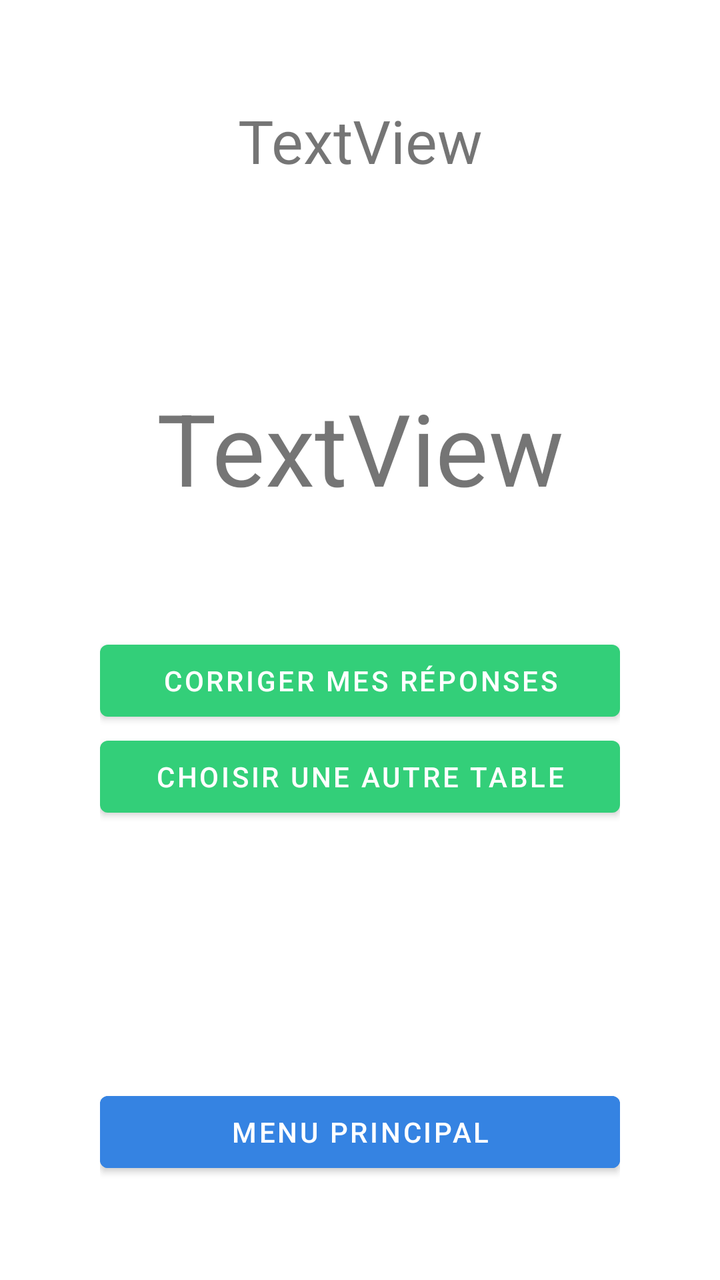
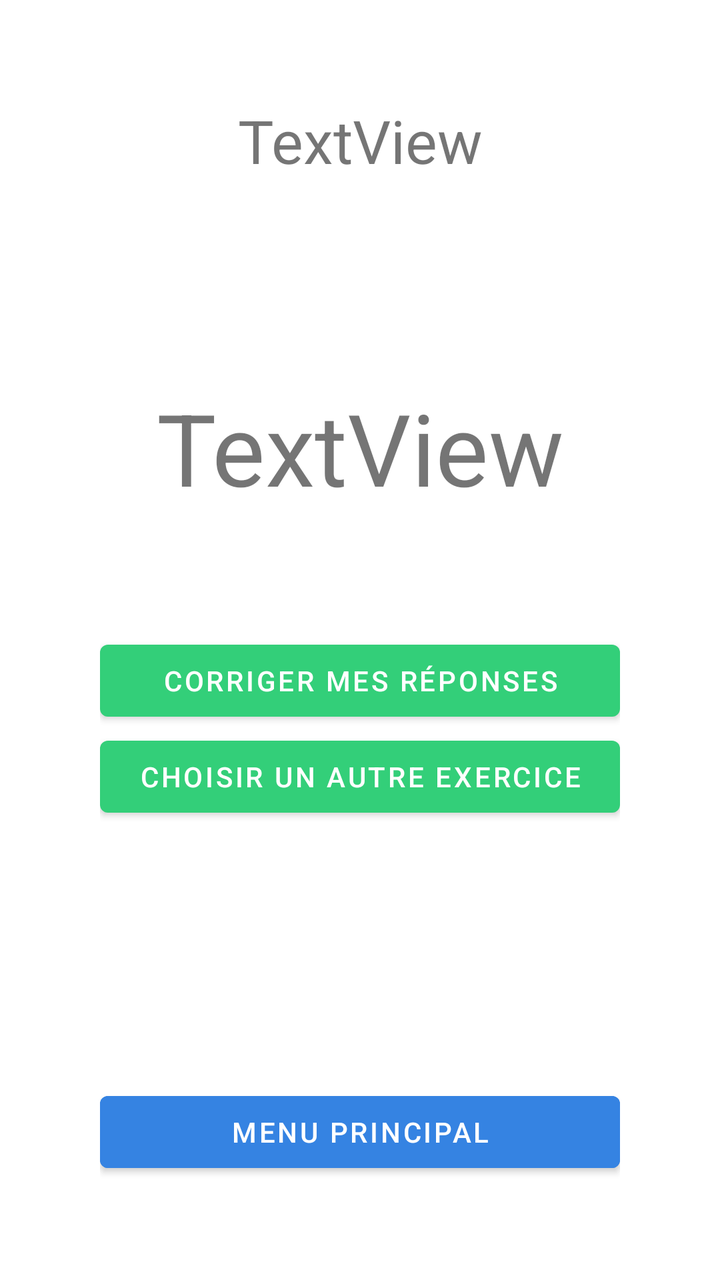

An Android layout rendered at two revisions. The XML below is the earlier revision; the diff shows what the commit changed to produce the second picture.
<!-- AndroidManifest.xml: application theme Theme.Lousticole -->
<!-- res/layout/result.xml -->
<?xml version="1.0" encoding="utf-8"?>
<androidx.constraintlayout.widget.ConstraintLayout xmlns:android="http://schemas.android.com/apk/res/android"
    xmlns:app="http://schemas.android.com/apk/res-auto"
    android:layout_width="match_parent"
    android:layout_height="match_parent"
    android:padding="50dp">

    <TextView
        android:id="@+id/result_first_textView"
        android:layout_width="wrap_content"
        android:layout_height="wrap_content"
        android:text="TextView"
        android:textSize="30sp"
        app:layout_constraintEnd_toEndOf="parent"
        app:layout_constraintStart_toStartOf="parent"
        app:layout_constraintTop_toTopOf="parent" />

    <TextView
        android:id="@+id/result_second_textView"
        android:layout_width="wrap_content"
        android:layout_height="wrap_content"
        android:layout_marginTop="100dp"
        android:textSize="50sp"
        android:text="TextView"
        app:layout_constraintEnd_toEndOf="parent"
        app:layout_constraintStart_toStartOf="parent"
        app:layout_constraintTop_toBottomOf="@+id/result_first_textView"
        />

    <Button
        android:id="@+id/result_correction_button"
        android:layout_width="match_parent"
        android:layout_height="wrap_content"
        android:text="Corriger mes réponses"
        app:layout_constraintBottom_toBottomOf="parent"
        app:layout_constraintEnd_toEndOf="parent"
        app:layout_constraintStart_toStartOf="parent"
        app:layout_constraintTop_toBottomOf="@+id/result_first_textView" />

    <Button
        android:id="@+id/result_other_button"
        android:layout_width="match_parent"
        android:layout_height="wrap_content"
        android:text="Choisir une autre table"
        app:layout_constraintEnd_toEndOf="parent"
        app:layout_constraintStart_toStartOf="parent"
        app:layout_constraintTop_toBottomOf="@+id/result_correction_button" />

    <Button
        android:id="@+id/result_retour_button"
        android:layout_width="match_parent"
        android:layout_height="wrap_content"
        android:backgroundTint="@color/blue"
        android:text="Menu principal"
        app:layout_constraintBottom_toBottomOf="parent"
        app:layout_constraintEnd_toEndOf="parent"
        app:layout_constraintStart_toStartOf="parent" />
</androidx.constraintlayout.widget.ConstraintLayout>
<!-- resources referenced by this layout -->
<resources>
  <color name="blue">#3583e2</color>
  <style name="Theme.Lousticole" parent="Theme.MaterialComponents.DayNight.NoActionBar">
          
          <item name="colorPrimary">@color/green</item>
          <item name="colorPrimaryVariant">@color/blue</item>
          <item name="colorOnPrimary">@color/white</item>
          
          <item name="colorSecondary">@color/blue</item>
          <item name="colorSecondaryVariant">@color/green</item>
          <item name="colorOnSecondary">@color/white</item>
          
          <item name="android:statusBarColor">@android:color/transparent</item>
          <item name="android:navigationBarColor">@android:color/transparent</item>
          <item name="android:windowTranslucentStatus">false</item>
          <item name="android:windowTranslucentNavigation">false</item>
          
      </style>
  <color name="green">#33cf79</color>
  <color name="white">#FFFFFFFF</color>
</resources>

<!-- the commit's change to res/layout/result.xml (unified diff, before → after) -->
@@ -41,7 +41,7 @@
         android:id="@+id/result_other_button"
         android:layout_width="match_parent"
         android:layout_height="wrap_content"
-        android:text="Choisir une autre table"
+        android:text="Choisir un autre exercice"
         app:layout_constraintEnd_toEndOf="parent"
         app:layout_constraintStart_toStartOf="parent"
         app:layout_constraintTop_toBottomOf="@+id/result_correction_button" />
